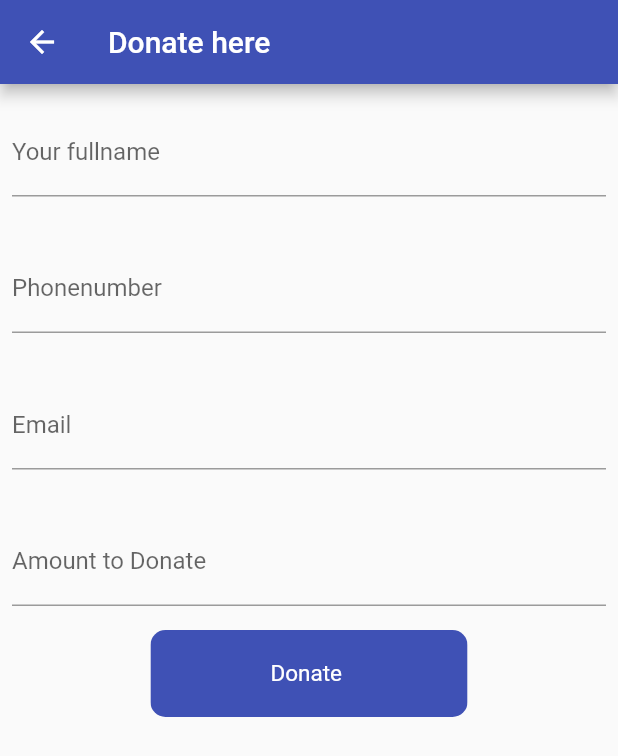
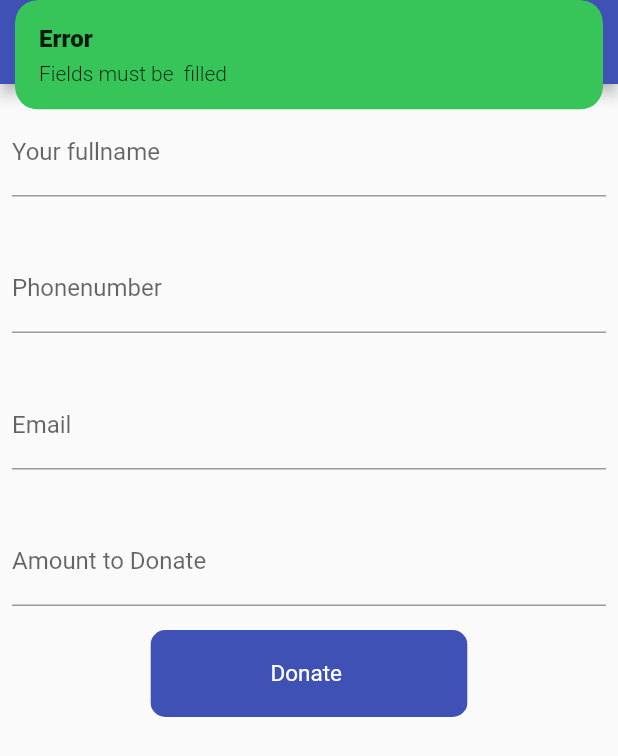
Before and after one commit to annicklinca/church, a Flutter app: the Donatechange screen opened directly, after a tap on "Donate", on a phone screen of 412 x 824 dp. Shown: the top 756 px of the screen. Run offline on Flutter 3.47's test engine with Material 2 defaults, Android fonts, the light colour scheme and no system bars; our stand-ins replace get, shared_preferences; accounts and stored records are empty.

Commit message:
added chnangres

```diff
--- /dev/null
+++ b/lib/api/apiCall.dart
@@ -0,0 +1,16 @@
+import 'dart:convert';
+
+import 'package:http/http.dart' as http;
+
+class CallAPi {
+  final url = 'http://127.0.0.1:8000/api/';
+  postData(data, apiUrl) async {
+    var fullUrl = url + apiUrl;
+    var response =
+        await http.post(Uri.parse(fullUrl), body: json.encode(data), headers: {
+      'Content-Type': 'application/json'
+      // 'Authorization':'Bearer $token'
+    });
+    return response;
+  }
+}
--- /dev/null
+++ b/lib/controllers/donate_controller.dart
@@ -0,0 +1,64 @@
+import 'dart:convert';
+
+import 'package:flutter/material.dart';
+import 'package:get/get.dart';
+
+import '../api/apiCall.dart';
+
+class DonateController extends GetxController {
+  var loading = false.obs;
+  var message = ''.obs;
+  late TextEditingController nameController,
+      emailController,
+      amountController,
+      phoneController;
+  @override
+  void onInit() {
+    // TODO: implement onInit
+    super.onInit();
+    nameController = TextEditingController();
+    emailController = TextEditingController();
+    amountController = TextEditingController();
+    phoneController = TextEditingController();
+  }
+
+  void donateNow() async {
+    loading.value = true;
+    if (emailController.text.isEmpty || phoneController.text.isEmpty) {
+      message.value = 'Fields must be  filled';
+      loading.value = false;
+      Get.snackbar(
+        'Error',
+        message.toString(),
+        backgroundColor: const Color(0xff37C459),
+      );
+    } else {
+      var data = {
+        "name": nameController.text,
+        "location": "Kigali",
+        "phone": phoneController.text,
+        "amount": amountController.text
+      };
+
+      var response = await CallAPi().postData(data, 'church/');
+      var res = jsonDecode(response.body.toString());
+      print(response);
+      if (response.statusCode == 201) {
+        loading.value = false;
+         Get.snackbar(
+          'Success',
+          res['response']['message'].toString(),
+          backgroundColor: const Color(0xff37C459),
+        );
+      } else {
+        loading.value = false;
+        Get.snackbar(
+          'Error',
+          res['messages'],
+          backgroundColor: const Color(0xff37C459),
+        );
+        message.value = res['messages'];
+      }
+    }
+  }
+}
--- a/lib/views/donatechange_view.dart
+++ b/lib/views/donatechange_view.dart
@@ -1,23 +1,27 @@
+import 'package:bchurch/controllers/donate_controller.dart';
 import 'package:flutter/material.dart';
 import 'package:get/get.dart';
 import 'package:bchurch/controllers/home_controller.dart';
-
 
 class Donatechange extends StatelessWidget {
   const Donatechange({Key? key}) : super(key: key);
 
   @override
   Widget build(BuildContext context) {
- var homectl = Get.put(HomeController());    return Scaffold(
+    var homectl = Get.put(HomeController());
+    var donatectl = Get.put(DonateController());
+    return Scaffold(
       appBar: AppBar(
         title: Text('Donate here'),
       ),
-      body: SafeArea(child: Column(
+      body: SafeArea(
+          child: Column(
         children: [
           Padding(
             padding: const EdgeInsets.symmetric(horizontal: 8, vertical: 16),
             child: Obx(() => TextFormField(
-                  decoration:  InputDecoration(
+                  controller: donatectl.nameController,
+                  decoration: InputDecoration(
                     border: UnderlineInputBorder(),
                     labelText: homectl.lang.toString() == 'ENG'
                         ? 'Your fullname'
@@ -28,7 +32,8 @@ class Donatechange extends StatelessWidget {
           Padding(
             padding: const EdgeInsets.symmetric(horizontal: 8, vertical: 16),
             child: Obx(() => TextFormField(
-                  decoration:  InputDecoration(
+                  controller: donatectl.phoneController,
+                  decoration: InputDecoration(
                     border: UnderlineInputBorder(),
                     labelText: homectl.lang.toString() == 'ENG'
                         ? 'Phonenumber'
@@ -39,7 +44,8 @@ class Donatechange extends StatelessWidget {
           Padding(
             padding: const EdgeInsets.symmetric(horizontal: 8, vertical: 16),
             child: Obx(() => TextFormField(
-                  decoration:  InputDecoration(
+                  controller: donatectl.emailController,
+                  decoration: InputDecoration(
                     border: UnderlineInputBorder(),
                     labelText: homectl.lang.toString() == 'ENG'
                         ? 'Email'
@@ -50,7 +56,8 @@ class Donatechange extends StatelessWidget {
           Padding(
             padding: const EdgeInsets.symmetric(horizontal: 8, vertical: 16),
             child: Obx(() => TextFormField(
-                  decoration:  InputDecoration(
+                  controller: donatectl.amountController,
+                  decoration: InputDecoration(
                     border: UnderlineInputBorder(),
                     labelText: homectl.lang.toString() == 'ENG'
                         ? 'Amount to Donate'
@@ -75,13 +82,18 @@ class Donatechange extends StatelessWidget {
                     primary: Colors.white,
                     textStyle: const TextStyle(fontSize: 15),
                   ),
-                onPressed: () {},
-                child: const Text('Donate '),
+                  onPressed: () {
+                    donatectl.donateNow();
+                  },
+                  child: Obx(() => donatectl.loading.toString() == 'true'
+                      ? const Text('donating.... ')
+                      : const Text('Donate ')),
                 ),
               ],
             ),
           ),
         ],
-      )),);
+      )),
+    );
   }
 }
--- a/pubspec.yaml
+++ b/pubspec.yaml
@@ -47,6 +47,7 @@ dev_dependencies:
   flutter_lints: ^2.0.0
   get: ^4.6.5
   shared_preferences: ^2.0.15
+  http: ^0.13.5
 
 # For information on the generic Dart part of this file, see the
 # following page: https://dart.dev/tools/pub/pubspec
```
Also changed, not shown: pubspec.lock, 1 other file. Lines whose indentation alone changed are shown as unchanged.
